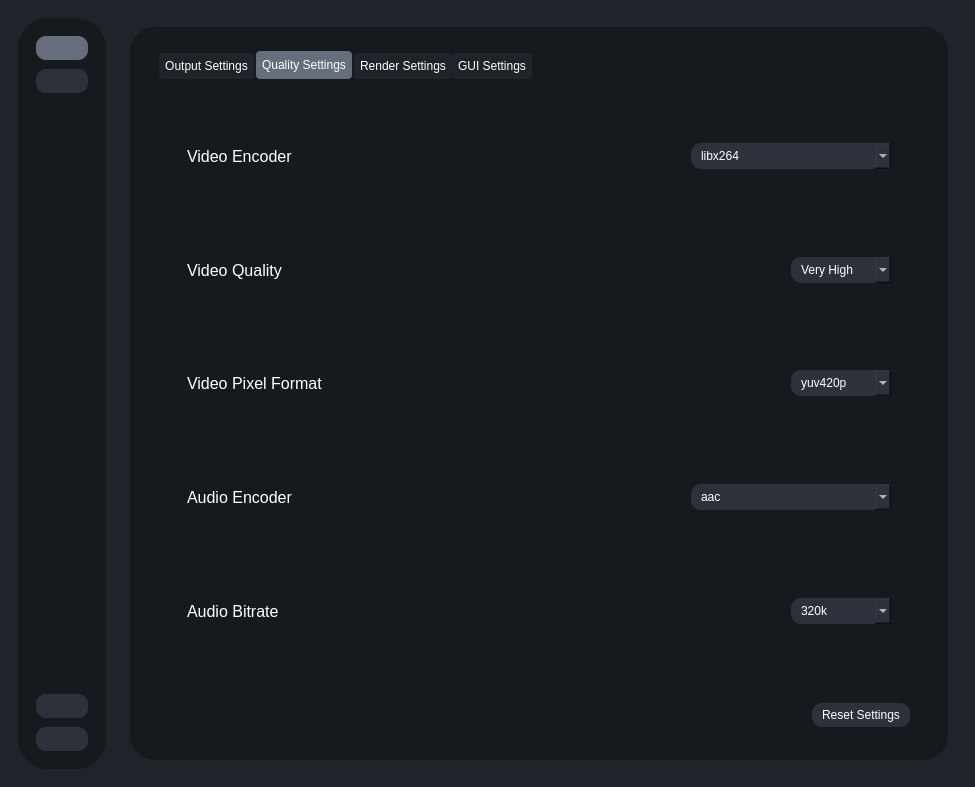
Above: testRVEInterface.ui from gokulmc/enhance_crop before the change. Below: the same form after it.
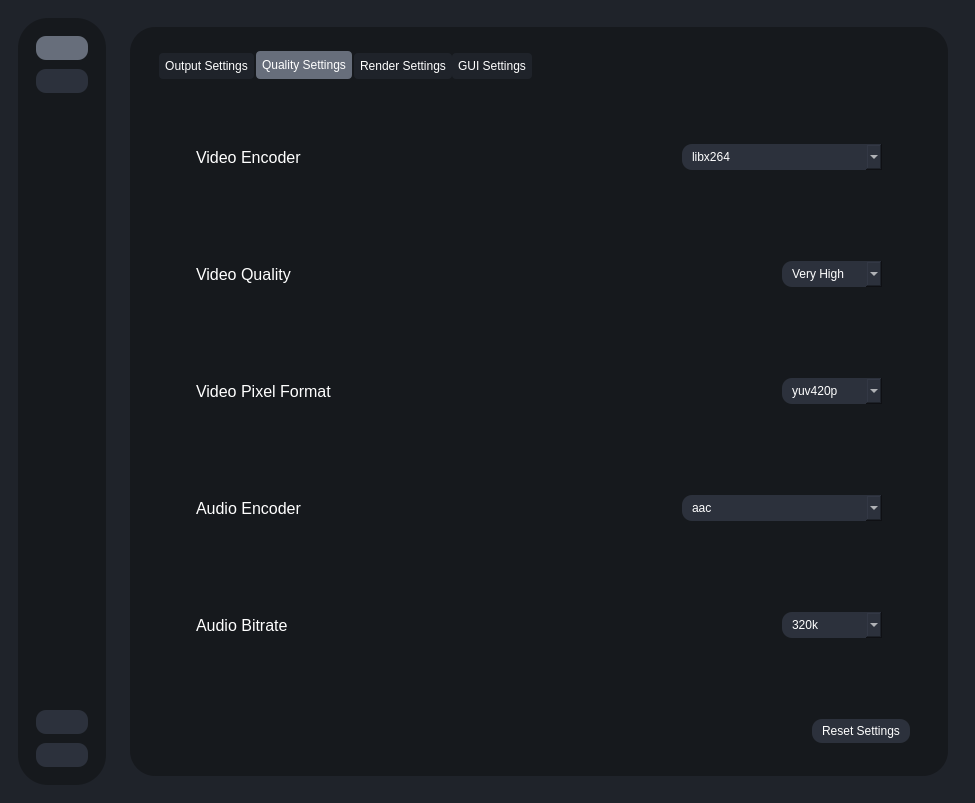
That is the form after the change. The open tabs and pages were chosen to show the change. Icons and pictures are not drawn.

```diff
--- a/testRVEInterface.ui
+++ b/testRVEInterface.ui
@@ -5,8 +5,8 @@
    <rect>
     <x>0</x>
     <y>0</y>
-    <width>0</width>
-    <height>0</height>
+    <width>974</width>
+    <height>803</height>
    </rect>
   </property>
   <property name="sizePolicy">
@@ -3065,22 +3065,7 @@
                         <layout class="QVBoxLayout" name="verticalLayout_26">
                          <item>
                           <widget class="QWidget" name="widget_17" native="true">
-                           <layout class="QHBoxLayout" name="horizontalLayout_34">
-                            <property name="spacing">
-                             <number>0</number>
-                            </property>
-                            <property name="leftMargin">
-                             <number>0</number>
-                            </property>
-                            <property name="topMargin">
-                             <number>0</number>
-                            </property>
-                            <property name="rightMargin">
-                             <number>0</number>
-                            </property>
-                            <property name="bottomMargin">
-                             <number>0</number>
-                            </property>
+                           <layout class="QHBoxLayout" name="horizontalLayout_15">
                             <item>
                              <widget class="QLabel" name="encoderLabel">
                               <property name="font">
@@ -3181,22 +3166,7 @@
                          </item>
                          <item>
                           <widget class="QWidget" name="widget_18" native="true">
-                           <layout class="QHBoxLayout" name="horizontalLayout_35">
-                            <property name="spacing">
-                             <number>0</number>
-                            </property>
-                            <property name="leftMargin">
-                             <number>0</number>
-                            </property>
-                            <property name="topMargin">
-                             <number>0</number>
-                            </property>
-                            <property name="rightMargin">
-                             <number>0</number>
-                            </property>
-                            <property name="bottomMargin">
-                             <number>0</number>
-                            </property>
+                           <layout class="QHBoxLayout" name="horizontalLayout_33">
                             <item>
                              <widget class="QLabel" name="encoderLabel_5">
                               <property name="font">
@@ -3257,22 +3227,7 @@
                          </item>
                          <item>
                           <widget class="QWidget" name="widget_21" native="true">
-                           <layout class="QHBoxLayout" name="horizontalLayout_37">
-                            <property name="spacing">
-                             <number>0</number>
-                            </property>
-                            <property name="leftMargin">
-                             <number>0</number>
-                            </property>
-                            <property name="topMargin">
-                             <number>0</number>
-                            </property>
-                            <property name="rightMargin">
-                             <number>0</number>
-                            </property>
-                            <property name="bottomMargin">
-                             <number>0</number>
-                            </property>
+                           <layout class="QHBoxLayout" name="horizontalLayout_35">
                             <item>
                              <widget class="QLabel" name="encoderLabel_7">
                               <property name="font">
@@ -3328,22 +3283,7 @@
                          </item>
                          <item>
                           <widget class="QWidget" name="widget_20" native="true">
-                           <layout class="QHBoxLayout" name="horizontalLayout_2">
-                            <property name="spacing">
-                             <number>0</number>
-                            </property>
-                            <property name="leftMargin">
-                             <number>0</number>
-                            </property>
-                            <property name="topMargin">
-                             <number>0</number>
-                            </property>
-                            <property name="rightMargin">
-                             <number>0</number>
-                            </property>
-                            <property name="bottomMargin">
-                             <number>0</number>
-                            </property>
+                           <layout class="QHBoxLayout" name="horizontalLayout_34">
                             <item>
                              <widget class="QLabel" name="encoderLabel_10">
                               <property name="font">
@@ -3399,22 +3339,7 @@
                          </item>
                          <item>
                           <widget class="QWidget" name="widget_16" native="true">
-                           <layout class="QHBoxLayout" name="horizontalLayout_33">
-                            <property name="spacing">
-                             <number>0</number>
-                            </property>
-                            <property name="leftMargin">
-                             <number>0</number>
-                            </property>
-                            <property name="topMargin">
-                             <number>0</number>
-                            </property>
-                            <property name="rightMargin">
-                             <number>0</number>
-                            </property>
-                            <property name="bottomMargin">
-                             <number>0</number>
-                            </property>
+                           <layout class="QHBoxLayout" name="horizontalLayout_2">
                             <item>
                              <widget class="QLabel" name="encoderLabel_6">
                               <property name="font">
```
Left out of the diff: 311 changed lines with no effect on the pictures.
